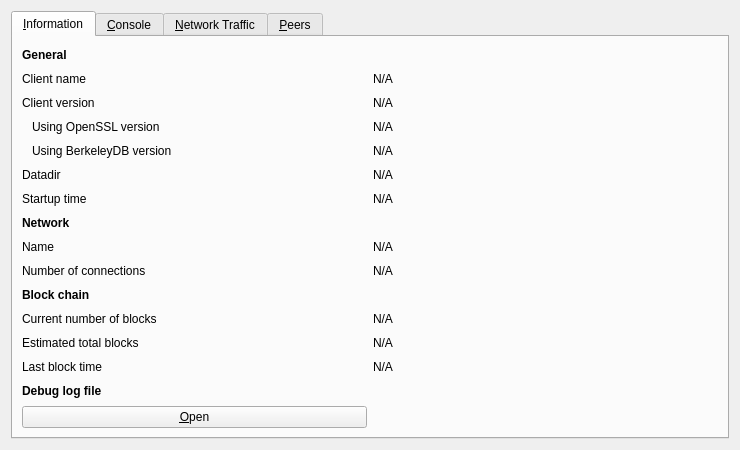
Qt form src/qt/forms/debugwindow.ui (solrac3658/CryptoniteTesis) before a commit.
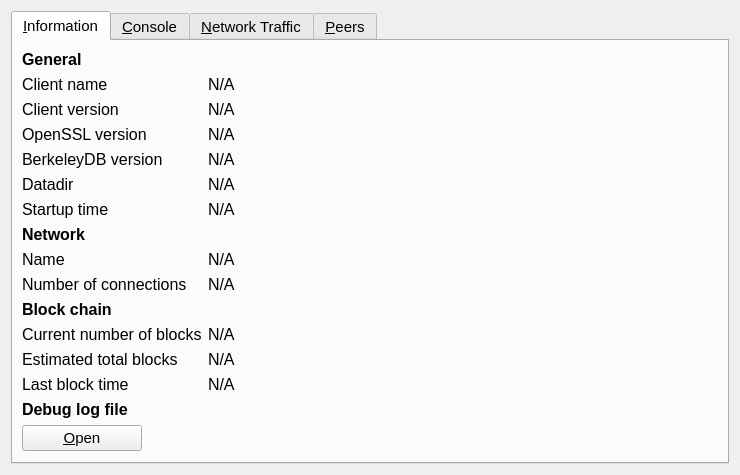
The same form after that commit. Icons and pictures are not drawn. Custom widgets are drawn as their Qt base class.

Commit message: fix info page alignment

What changed in the file:
```diff
--- a/src/qt/forms/debugwindow.ui
+++ b/src/qt/forms/debugwindow.ui
@@ -16,6 +16,11 @@
   <layout class="QGridLayout" name="gridLayout">
    <item row="0" column="0">
     <widget class="QTabWidget" name="tabWidget">
+     <property name="font">
+      <font>
+       <pointsize>11</pointsize>
+      </font>
+     </property>
      <property name="currentIndex">
       <number>0</number>
      </property>
@@ -23,11 +28,12 @@
       <attribute name="title">
        <string>&amp;Information</string>
       </attribute>
-      <layout class="QGridLayout" name="gridLayout_4">
+      <layout class="QFormLayout" name="formLayout">
        <item row="0" column="0">
         <widget class="QLabel" name="label_9">
          <property name="font">
           <font>
+           <pointsize>12</pointsize>
            <weight>75</weight>
            <bold>true</bold>
           </font>
@@ -39,6 +45,11 @@
        </item>
        <item row="1" column="0">
         <widget class="QLabel" name="label_5">
+         <property name="font">
+          <font>
+           <pointsize>12</pointsize>
+          </font>
+         </property>
          <property name="text">
           <string>Client name</string>
          </property>
@@ -46,6 +57,11 @@
        </item>
        <item row="1" column="1">
         <widget class="QLabel" name="clientName">
+         <property name="font">
+          <font>
+           <pointsize>12</pointsize>
+          </font>
+         </property>
          <property name="cursor">
           <cursorShape>IBeamCursor</cursorShape>
          </property>
@@ -62,6 +78,11 @@
        </item>
        <item row="2" column="0">
         <widget class="QLabel" name="label_6">
+         <property name="font">
+          <font>
+           <pointsize>12</pointsize>
+          </font>
+         </property>
          <property name="text">
           <string>Client version</string>
          </property>
@@ -69,6 +90,11 @@
        </item>
        <item row="2" column="1">
         <widget class="QLabel" name="clientVersion">
+         <property name="font">
+          <font>
+           <pointsize>12</pointsize>
+          </font>
+         </property>
          <property name="cursor">
           <cursorShape>IBeamCursor</cursorShape>
          </property>
@@ -85,16 +111,26 @@
        </item>
        <item row="3" column="0">
         <widget class="QLabel" name="label_14">
+         <property name="font">
+          <font>
+           <pointsize>12</pointsize>
+          </font>
+         </property>
          <property name="text">
-          <string>Using OpenSSL version</string>
+          <string>OpenSSL version</string>
          </property>
          <property name="indent">
-          <number>10</number>
+          <number>0</number>
          </property>
         </widget>
        </item>
        <item row="3" column="1">
         <widget class="QLabel" name="openSSLVersion">
+         <property name="font">
+          <font>
+           <pointsize>12</pointsize>
+          </font>
+         </property>
          <property name="cursor">
           <cursorShape>IBeamCursor</cursorShape>
          </property>
@@ -111,16 +147,26 @@
        </item>
        <item row="4" column="0">
         <widget class="QLabel" name="label_berkeleyDBVersion">
+         <property name="font">
+          <font>
+           <pointsize>12</pointsize>
+          </font>
+         </property>
          <property name="text">
-          <string>Using BerkeleyDB version</string>
+          <string>BerkeleyDB version</string>
          </property>
          <property name="indent">
-          <number>10</number>
+          <number>0</number>
          </property>
         </widget>
        </item>
        <item row="4" column="1">
         <widget class="QLabel" name="berkeleyDBVersion">
+         <property name="font">
+          <font>
+           <pointsize>12</pointsize>
+          </font>
+         </property>
          <property name="cursor">
           <cursorShape>IBeamCursor</cursorShape>
          </property>
@@ -137,6 +183,11 @@
        </item>
        <item row="5" column="0">
         <widget class="QLabel" name="label_12">
+         <property name="font">
+          <font>
+           <pointsize>12</pointsize>
+          </font>
+         </property>
          <property name="text">
           <string>Datadir</string>
          </property>
@@ -144,6 +195,11 @@
        </item>
        <item row="5" column="1">
         <widget class="QLabel" name="dataDir">
+         <property name="font">
+          <font>
+           <pointsize>12</pointsize>
+          </font>
+         </property>
          <property name="cursor">
           <cursorShape>IBeamCursor</cursorShape>
          </property>
@@ -163,6 +219,11 @@
        </item>
        <item row="6" column="0">
         <widget class="QLabel" name="label_13">
+         <property name="font">
+          <font>
+           <pointsize>12</pointsize>
+          </font>
+         </property>
          <property name="text">
           <string>Startup time</string>
          </property>
@@ -170,6 +231,11 @@
        </item>
        <item row="6" column="1">
         <widget class="QLabel" name="startupTime">
+         <property name="font">
+          <font>
+           <pointsize>12</pointsize>
+          </font>
+         </property>
          <property name="cursor">
           <cursorShape>IBeamCursor</cursorShape>
          </property>
@@ -188,6 +254,7 @@
         <widget class="QLabel" name="label_11">
          <property name="font">
           <font>
+           <pointsize>12</pointsize>
            <weight>75</weight>
            <bold>true</bold>
           </font>
@@ -199,6 +266,11 @@
        </item>
        <item row="8" column="0">
         <widget class="QLabel" name="label_8">
+         <property name="font">
+          <font>
+           <pointsize>12</pointsize>
+          </font>
+         </property>
          <property name="text">
           <string>Name</string>
          </property>
@@ -206,6 +278,11 @@
        </item>
        <item row="8" column="1">
         <widget class="QLabel" name="networkName">
+         <property name="font">
+          <font>
+           <pointsize>12</pointsize>
+          </font>
+         </property>
          <property name="cursor">
           <cursorShape>IBeamCursor</cursorShape>
          </property>
@@ -222,6 +299,11 @@
        </item>
        <item row="9" column="0">
         <widget class="QLabel" name="label_7">
+         <property name="font">
+          <font>
+           <pointsize>12</pointsize>
+          </font>
+         </property>
          <property name="text">
           <string>Number of connections</string>
          </property>
@@ -229,6 +311,11 @@
        </item>
        <item row="9" column="1">
         <widget class="QLabel" name="numberOfConnections">
+         <property name="font">
+          <font>
+           <pointsize>12</pointsize>
+          </font>
+         </property>
          <property name="cursor">
           <cursorShape>IBeamCursor</cursorShape>
          </property>
@@ -247,6 +334,7 @@
         <widget class="QLabel" name="label_10">
          <property name="font">
           <font>
+           <pointsize>12</pointsize>
            <weight>75</weight>
            <bold>true</bold>
           </font>
@@ -258,6 +346,11 @@
        </item>
        <item row="11" column="0">
         <widget class="QLabel" name="label_3">
+         <property name="font">
+          <font>
+           <pointsize>12</pointsize>
+          </font>
+         </property>
          <property name="text">
           <string>Current number of blocks</string>
          </property>
@@ -265,6 +358,11 @@
        </item>
        <item row="11" column="1">
         <widget class="QLabel" name="numberOfBlocks">
+         <property name="font">
+          <font>
+           <pointsize>12</pointsize>
+          </font>
+         </property>
          <property name="cursor">
           <cursorShape>IBeamCursor</cursorShape>
          </property>
@@ -281,6 +379,11 @@
        </item>
        <item row="12" column="0">
         <widget class="QLabel" name="label_4">
+         <property name="font">
+          <font>
+           <pointsize>12</pointsize>
+          </font>
+         </property>
          <property name="text">
           <string>Estimated total blocks</string>
          </property>
@@ -288,6 +391,11 @@
        </item>
        <item row="12" column="1">
         <widget class="QLabel" name="totalBlocks">
+         <property name="font">
+          <font>
+           <pointsize>12</pointsize>
+          </font>
+         </property>
          <property name="cursor">
           <cursorShape>IBeamCursor</cursorShape>
          </property>
@@ -304,6 +412,11 @@
        </item>
        <item row="13" column="0">
         <widget class="QLabel" name="label_2">
+         <property name="font">
+          <font>
+           <pointsize>12</pointsize>
+          </font>
+         </property>
          <property name="text">
           <string>Last block time</string>
          </property>
@@ -311,6 +424,11 @@
        </item>
        <item row="13" column="1">
         <widget class="QLabel" name="lastBlockTime">
+         <property name="font">
+          <font>
+           <pointsize>12</pointsize>
+          </font>
+         </property>
          <property name="cursor">
           <cursorShape>IBeamCursor</cursorShape>
          </property>
@@ -329,6 +447,7 @@
         <widget class="QLabel" name="labelDebugLogfile">
          <property name="font">
           <font>
+           <pointsize>12</pointsize>
            <weight>75</weight>
            <bold>true</bold>
           </font>
```
